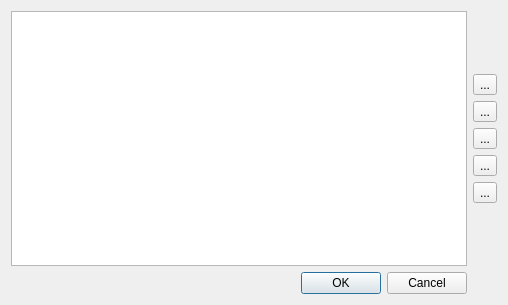
Above: src/ui/tracksconfigdialog_ui.ui from KDE/kdenlive before the change. Below: the same form after it.
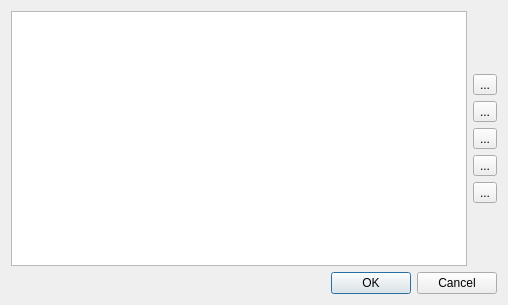
That is the form after the change.

Commit message: Fix button position.

```diff
--- a/src/ui/tracksconfigdialog_ui.ui
+++ b/src/ui/tracksconfigdialog_ui.ui
@@ -20,16 +20,6 @@
    <bool>false</bool>
   </property>
   <layout class="QGridLayout" name="gridLayout_2">
-   <item row="1" column="0">
-    <widget class="QDialogButtonBox" name="buttonBox">
-     <property name="orientation">
-      <enum>Qt::Horizontal</enum>
-     </property>
-     <property name="standardButtons">
-      <set>QDialogButtonBox::Cancel|QDialogButtonBox::Ok</set>
-     </property>
-    </widget>
-   </item>
    <item row="0" column="0">
     <widget class="QTableWidget" name="table">
      <property name="sizePolicy">
@@ -105,6 +95,16 @@
      </item>
     </layout>
    </item>
+   <item row="1" column="0" colspan="2">
+    <widget class="QDialogButtonBox" name="buttonBox">
+     <property name="orientation">
+      <enum>Qt::Horizontal</enum>
+     </property>
+     <property name="standardButtons">
+      <set>QDialogButtonBox::Cancel|QDialogButtonBox::Ok</set>
+     </property>
+    </widget>
+   </item>
   </layout>
  </widget>
  <resources/>
```
